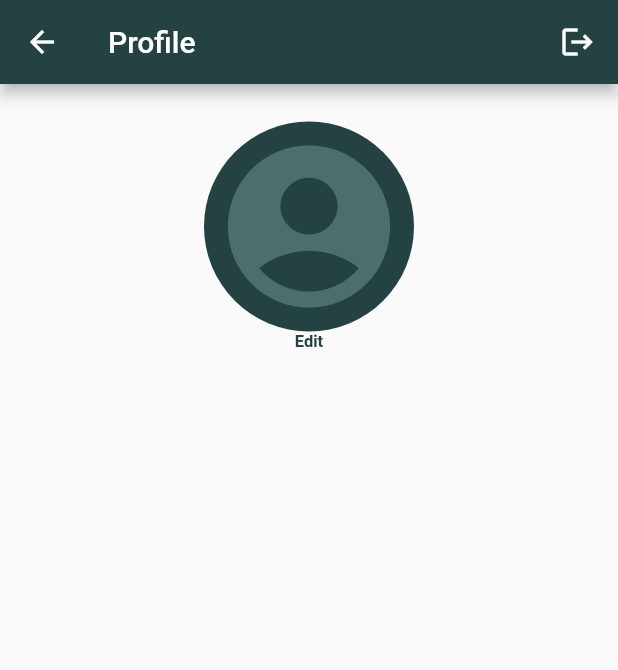
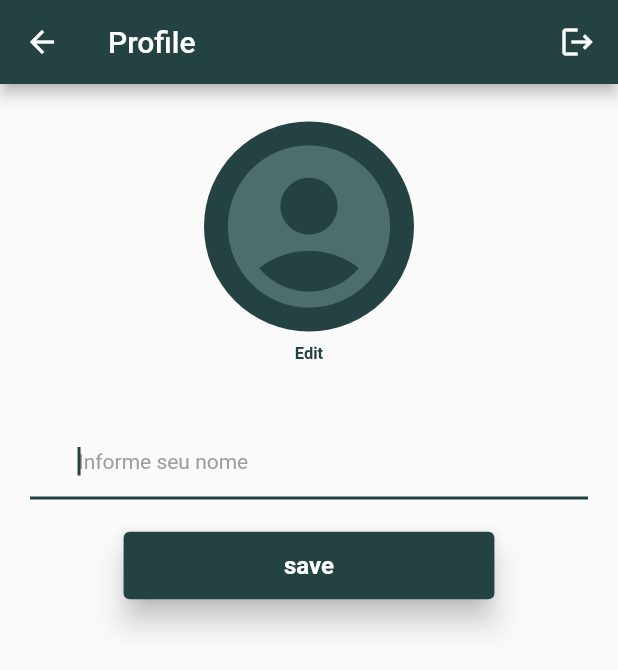
Before and after one commit to jeanfdq/whatsapp_clone, a Flutter app: the Profile screen opened by its route, after a tap on the "account circle" icon, on a phone screen of 412 x 824 dp. Shown: the top 670 px of the screen. Run offline on Flutter 3.47's test engine with Material 2 defaults, Android fonts, the phone set to English and light mode, and no system bars; our stand-ins replace cloud_firestore, firebase_auth, firebase_core, firebase_storage, get, image_picker; accounts and stored records are empty.

Commit message:
add edit profile data

```diff
--- a/lib/models/account.dart
+++ b/lib/models/account.dart
@@ -1,17 +1,18 @@
 import 'dart:convert';
-
 
 class Account {
 
    String id;
    String name;
    String email;
+   String imageProfile;
    String password;
 
   Account({
     required this.id,
     required this.name,
     required this.email,
+    required this.imageProfile,
     required this.password,
   });
 
@@ -21,6 +22,7 @@ class Account {
       'id': id,
       'name': name,
       'email': email,
+      'imageProfile': imageProfile
     };
   }
 
@@ -29,6 +31,7 @@ class Account {
       id: map['id'] ?? '',
       name: map['name'] ?? '',
       email: map['email'] ?? '',
+      imageProfile: map['imageProfile'] ?? '',
       password: map['password'] ?? '',
     );
   }
@@ -36,4 +39,9 @@ class Account {
   String toJson() => json.encode(toMap());
 
   factory Account.fromJson(String source) => Account.fromMap(json.decode(source));
+
+  @override
+  String toString() {
+    return 'Account(id: $id, name: $name, email: $email, imageProfile: $imageProfile, password: $password)';
+  }
 }
--- a/lib/utils/widget_function.dart
+++ b/lib/utils/widget_function.dart
@@ -1,6 +1,7 @@
 
 import 'package:cloud_firestore/cloud_firestore.dart';
 import 'package:firebase_auth/firebase_auth.dart';
+import 'package:firebase_storage/firebase_storage.dart';
 import 'package:flutter/material.dart';
 import 'package:get/get.dart';
 
@@ -25,6 +26,10 @@ FirebaseFirestore instanceDB(){
   return FirebaseFirestore.instance;
 }
 
+FirebaseStorage instanceStorage(){
+  return FirebaseStorage.instance;
+}
+
 User? currentUser() {
   final user = instanceAuth().currentUser;
   return user;
--- a/lib/views/profile.dart
+++ b/lib/views/profile.dart
@@ -1,10 +1,12 @@
-
+import 'dart:developer';
 import 'dart:io';
 
+import 'package:firebase_storage/firebase_storage.dart';
 import 'package:flutter/material.dart';
 import 'package:get/get.dart';
 import 'package:image_picker/image_picker.dart';
 import 'package:whatsapp_clone/components/base_alert_dialog.dart';
+import 'package:whatsapp_clone/models/account.dart';
 import 'package:whatsapp_clone/utils/constants.dart';
 
 import '../utils/widget_function.dart';
@@ -20,7 +22,16 @@ class Profile extends StatefulWidget {
 }
 
 class _ProfileState extends State<Profile> {
-  String imageProfile = "";
+  final userID = currentUser()?.uid;
+
+  final _nameController = TextEditingController();
+  String imageUrl = "";
+
+  @override
+  void initState() {
+    super.initState();
+    _getUserData();
+  }
 
   @override
   Widget build(BuildContext context) {
@@ -38,19 +49,19 @@ class _ProfileState extends State<Profile> {
           ],
         ),
         body: Column(
-          crossAxisAlignment: CrossAxisAlignment.stretch,
+          crossAxisAlignment: CrossAxisAlignment.center,
           children: [
             Padding(
               padding: const EdgeInsets.only(top: 25),
               child: InkWell(
                 onTap: _getImageProfile,
-                child:  CircleAvatar(
+                child: CircleAvatar(
                   radius: 70,
                   backgroundColor: kPrimaryColor,
-                  backgroundImage: imageProfile.isEmpty ? null : FileImage(File(imageProfile)),
+                  backgroundImage: imageUrl.isNotEmpty ? NetworkImage(imageUrl) : null ,
                   child: Center(
                     child: Visibility(
-                      visible: imageProfile.isEmpty ? true : false,
+                      visible: imageUrl.isEmpty,
                       child: const Icon(
                         Icons.account_circle,
                         size: 130,
@@ -61,16 +72,66 @@ class _ProfileState extends State<Profile> {
                 ),
               ),
             ),
-            const Text(
+            const Padding(
+              padding: EdgeInsets.only(top: 8),
+              child: Text(
                 "Edit",
                 textAlign: TextAlign.center,
                 style: TextStyle(
                     fontSize: 11,
                     fontWeight: FontWeight.w600,
                     color: kPrimaryColor),
-            )
+              ),
+            ),
+            Padding(
+              padding: const EdgeInsets.all(20.0),
+              child: TextField(
+                controller: _nameController,
+                keyboardType: TextInputType.name,
+                textCapitalization: TextCapitalization.words,
+                autofocus: true,
+                decoration: const InputDecoration(
+                    label: Text(
+                      "Nome:",
+                      style: TextStyle(color: kPrimaryColor),
+                    ),
+                    contentPadding: EdgeInsets.fromLTRB(32, 20, 20, 16),
+                    hintText: "Informe seu nome",
+                    hintStyle: TextStyle(color: Colors.grey, fontSize: 14),
+                    floatingLabelBehavior: FloatingLabelBehavior.never),
+              ),
+            ),
+            ElevatedButton(
+              onPressed: _saveProfile,
+              style: ButtonStyle(
+                  elevation: MaterialStateProperty.all(8),
+                  padding: MaterialStateProperty.all(const EdgeInsets.all(8)),
+                  fixedSize:
+                      MaterialStateProperty.all(Size(Get.width * 0.6, 45))),
+              child: const Text(
+                "save",
+                style: TextStyle(
+                  fontSize: 16,
+                  fontWeight: FontWeight.bold,
+                ),
+              ),
+            ),
           ],
         ));
+  }
+
+  _getUserData() async {
+    await instanceDB().collection("users").doc(userID).get().then((snapshot) {
+      final map = snapshot.data();
+      if (map != null) {
+        final user = Account.fromMap(map);
+
+        setState(() {
+          _nameController.text = user.name;
+          imageUrl = user.imageProfile;
+        });
+      }
+    });
   }
 
   void _logOut() {
@@ -95,14 +156,36 @@ class _ProfileState extends State<Profile> {
   }
 
   _getImageProfile() async {
-
     final imageSelected =
         await ImagePicker().pickImage(source: ImageSource.gallery);
 
     if (imageSelected != null) {
+      if (userID != null) {
+        final storage = instanceStorage();
+        final root = storage.ref();
+        final profile = root.child("profile").child("$userID.jpeg");
+        UploadTask task = profile.putFile(File(imageSelected.path));
+        final profileUrl = await (await task).ref.getDownloadURL();
+
+        await instanceDB()
+            .collection("users")
+            .doc(userID)
+            .update({"imageProfile": profileUrl});
+
         setState(() {
-        imageProfile = imageSelected.path;
+          imageUrl = profileUrl;
         });
       }
+    } else {
+      log("Nenhuma imagem selecionada!");
     }
   }
+
+  void _saveProfile() async {
+     await instanceDB()
+            .collection("users")
+            .doc(userID)
+            .update({ "name": _nameController.text , "imageProfile": imageUrl});
+      Get.back();
+  }
+}
--- a/lib/views/signup.dart
+++ b/lib/views/signup.dart
@@ -130,7 +130,7 @@ class SignUp extends StatelessWidget {
           type: snackBarType.error);
     } else {
 
-        final account = Account(id: const Uuid().v1(), name: _nameController.text, email: _emailController.text, password: _passwordController.text);
+        final account = Account(id: const Uuid().v1(), name: _nameController.text, email: _emailController.text, imageProfile: "", password: _passwordController.text);
 
           final auth = instanceAuth();
           final userCredencial = await auth.createUserWithEmailAndPassword(email: account.email, password: account.password).catchError((error){
@@ -145,10 +145,7 @@ class SignUp extends StatelessWidget {
             account.id = user.uid;
             await db.collection("users")
               .doc(account.id)
-              .set(account.toMap());
-
-             Get.offAllNamed(Home.id);
-
+              .set(account.toMap()).whenComplete(() => Get.offAllNamed(Home.id));
           } else {
             ShowSnackbarMessage(this).showSnack("Ops! Algo deu errado!", type: snackBarType.error);
           }
--- a/pubspec.yaml
+++ b/pubspec.yaml
@@ -31,6 +31,7 @@ dependencies:
   cupertino_icons: ^1.0.2
   firebase_auth: ^3.3.12
   firebase_core: ^1.14.0
+  firebase_storage: ^10.2.11
   flutter:
     sdk: flutter
   get: ^4.6.1
```
Also changed, not shown: pubspec.lock, 1 other file. Lines whose indentation alone changed are shown as unchanged.
